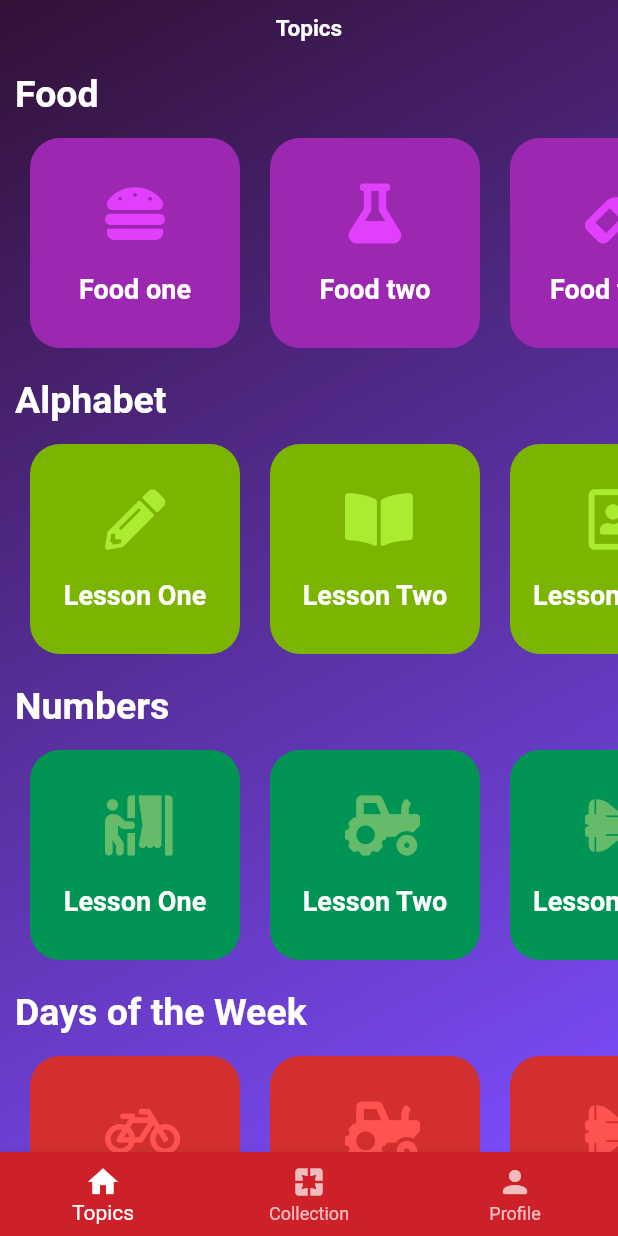
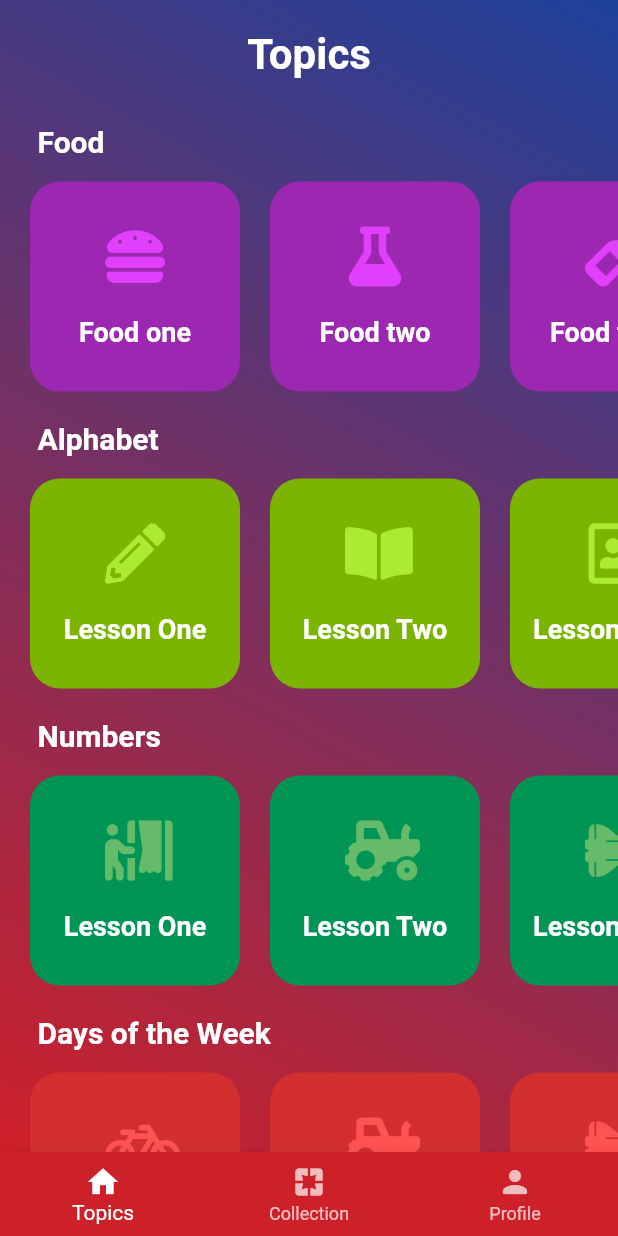
Before and after one commit to carolinemmcg2020/learn_tagalog, a Flutter app: the screen it shows after launch, after a tap on "Sign up", on a phone screen of 412 x 824 dp. Run offline on Flutter 3.47's test engine with Material 2 defaults, Android fonts, the phone set to English and light mode, and no system bars; drawn by our look-alikes of flutter_settings_screens; our stand-ins replace avatar_glow, cloud_firestore, firebase_auth, firebase_core, font_awesome_flutter, google_sign_in and 1 more; accounts and stored records are empty.

Commit message:
changed background colour to theme colour

```diff
--- a/lib/screens/topics.dart
+++ b/lib/screens/topics.dart
@@ -3,6 +3,7 @@ import 'package:learn_tagalog/helpers/utils.dart';
 import 'package:learn_tagalog/models/category.dart';
 import 'package:learn_tagalog/screens/lessondetail.dart';
 import 'package:learn_tagalog/widgets/lessoncard.dart';
+import 'package:learn_tagalog/widgets/theme_background_color.dart';
 
 class Topics extends StatelessWidget {
   List<Category> categories = Utils.getMockedCategories();
@@ -14,28 +15,32 @@ class Topics extends StatelessWidget {
   @override
   Widget build(BuildContext context) {
     return Scaffold(
-      body: Container(
-        decoration: BoxDecoration(
+      body: ThemeColor(
+       /* decoration: BoxDecoration(
           gradient: LinearGradient(
             begin: Alignment.topLeft,
             end: Alignment.bottomRight,
-              colors: [Color(0xFF311136), Colors.deepPurpleAccent]),
+            colors: [
+              Color(0xFF311136),
+              Colors.deepPurpleAccent,
+            ],
           ),
+        ),*/
         child: SafeArea(
           child: Column(
             mainAxisSize: MainAxisSize.min,
             children: [
               SizedBox(
-                height: 10,
+                height: 20,
               ),
               Center(
                 child: Text(
                   'Topics',
-                  style: TextStyle(fontSize: 15.0, fontWeight: FontWeight.bold),
+                  style: TextStyle(fontSize: 28.0, fontWeight: FontWeight.bold),
                 ),
               ),
               SizedBox(
-                height: 20,
+                height: 30,
               ),
               Expanded(
                 child: ListView.builder(
@@ -50,11 +55,14 @@ class Topics extends StatelessWidget {
                               SizedBox(
                                 width: 10,
                               ),
-                              Text(
+                              Padding(
+                                padding: const EdgeInsets.only(left:15.0),
+                                child: Text(
                                   categories[index].name,
                                   style: TextStyle(
-                                  fontSize: 25.0,
+                                    fontSize: 20.0,
                                     fontWeight: FontWeight.bold,
+                                  ),
                                 ),
                               ),
                             ],
```
Lines whose indentation alone changed are shown as unchanged.
